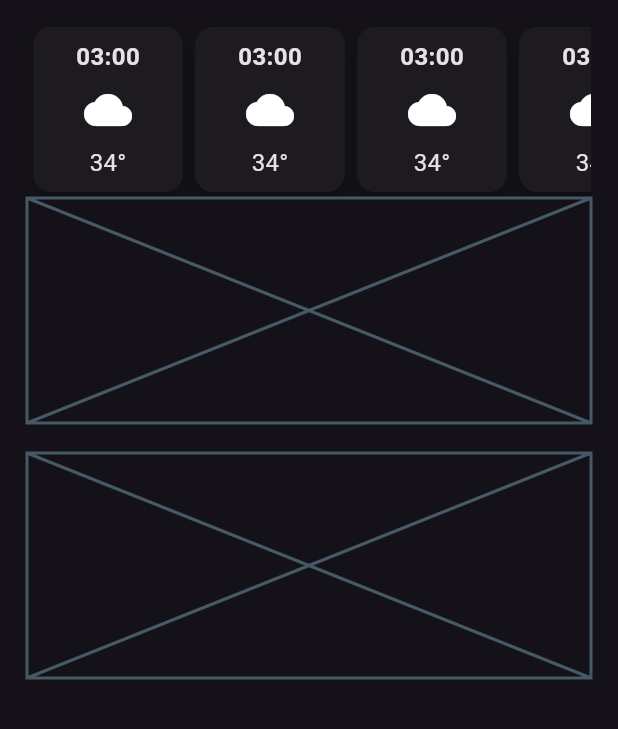
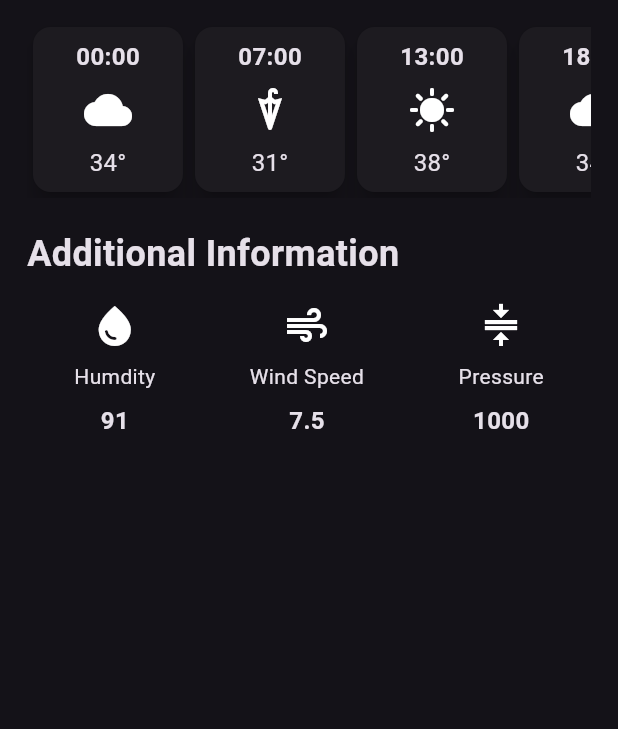
Before and after one commit to Saurabh0479/weather-app, a Flutter app: the screen it shows after launch, on a phone screen of 412 x 824 dp, the part 507-1236 px from its top. Run offline on Flutter 3.47's test engine with Material 3 defaults, Android fonts, the light colour scheme and no system bars.

Commit message:
fronted done

```diff
--- /dev/null
+++ b/lib/additional_info_item.dart
@@ -0,0 +1,35 @@
+import 'package:flutter/material.dart';
+
+class AdditionalInfoItem extends StatelessWidget {
+  final IconData icon;
+  final String label;
+  final String value;
+  const AdditionalInfoItem({
+    super.key,
+    required this.icon,
+    required this.label,
+    required this.value,
+  });
+
+  @override
+  Widget build(BuildContext context) {
+    return  Column(
+      children: [
+        Icon(
+         icon,
+            size: 32,
+          ),
+           const SizedBox(height: 8),
+          Text(label),
+           const SizedBox(height: 8),
+          Text(
+            value,
+            style: const TextStyle(
+              fontSize: 16,
+              fontWeight: FontWeight.bold,
+            ),
+          ),
+       ],
+     );
+  }
+}
--- /dev/null
+++ b/lib/hourly_forecast_item.dart
@@ -0,0 +1,50 @@
+import 'package:flutter/material.dart';
+
+class HourlforecastItem extends StatelessWidget {
+  final String time;
+  final IconData icon;
+  final String temperature;
+  const HourlforecastItem({
+    super.key,
+   required this.time,
+    required this.icon,
+     required this.temperature,
+     });
+
+  @override
+  Widget build(BuildContext context) {
+    return Card(
+                        elevation: 6,
+                        child: Container(
+                          width: 100,
+                          padding: const EdgeInsets.all(8.0),
+                          decoration: BoxDecoration(
+                            borderRadius: BorderRadius.circular(12),
+                          ),
+                          child: Column(
+                            children: [
+                               Text(
+                                 time,
+                                style: const TextStyle(
+                                  fontSize: 16,
+                                  fontWeight: FontWeight.bold,
+                                ),
+                              ),
+                               const SizedBox(height: 8),
+                              Icon(
+                               icon,
+                                size: 32,
+                              ),
+                               const SizedBox(height: 8),
+                              Text(
+                                temperature,
+                                style: TextStyle(
+                                  fontSize: 16,
+                                ),
+                              ),
+                            ],
+                          ),
+                        ),
+                      );
+  }
+}
--- a/lib/weather_screen.dart
+++ b/lib/weather_screen.dart
@@ -1,6 +1,8 @@
 import 'dart:ui';
 
 import 'package:flutter/material.dart';
+import 'package:weather_app/additional_info_item.dart';
+import 'package:weather_app/hourly_forecast_item.dart';
 
 class WeatherScreen extends StatelessWidget {
   const WeatherScreen({super.key});
@@ -88,67 +90,72 @@ class WeatherScreen extends StatelessWidget {
                  child: Row(
                   children: [
 
-                      HourlforecastItem(),
-                      HourlforecastItem(),
-                      HourlforecastItem(),
-                      HourlforecastItem(),
-                      HourlforecastItem(),
-                      HourlforecastItem(),
+                      HourlforecastItem(
+                        time: '00:00',
+                        icon: Icons.cloud,
+                        temperature: '34°',
+                      ),
+                      HourlforecastItem(
+                         time: '07:00',
+                        icon: Icons.umbrella,
+                        temperature: '31°',
+                      ),
+                      HourlforecastItem(
+                         time: '13:00',
+                        icon: Icons.sunny,
+                        temperature: '38°',
+                      ),
+                      HourlforecastItem(
+                         time: '18:00',
+                        icon: Icons.cloud,
+                        temperature: '34°',
+                      ),
+                      HourlforecastItem(
+                         time: '02:00',
+                        icon: Icons.umbrella,
+                        temperature: '32°',
+                      ),
+                      HourlforecastItem(
+                         time: '10:00',
+                        icon: Icons.cloud,
+                        temperature: '35°',
+                      ),
                    ],
                  ),
                ),
-            const Placeholder(
-              fallbackHeight: 150,
-            ),
             const SizedBox(height: 20),
-
-            const Placeholder(
-              fallbackHeight: 150,
-            ),
-          ],
+           //Additional Information
+           const Text(
+                'Additional Information',
+              style: TextStyle(
+              fontSize: 24,
+              fontWeight: FontWeight.bold,
+               ),
+              ),
+              const SizedBox(height: 15),
+             const Row(
+                mainAxisAlignment: MainAxisAlignment.spaceAround,
+                children: [
+                AdditionalInfoItem(
+                  icon: Icons.water_drop,
+                  label: 'Humdity',
+                  value: '91',
+                ),
+                AdditionalInfoItem(
+                  icon: Icons.air,
+                  label: 'Wind Speed',
+                  value: '7.5',
+                ),
+                AdditionalInfoItem(
+                  icon: Icons.compress,
+                  label: 'Pressure',
+                  value: '1000',
+                ),
+               ],
+              ),
+           ],
           ),
       ),
     );
   }
 }
-
-class HourlforecastItem extends StatelessWidget {
-  const HourlforecastItem({super.key});
-
-  @override
-  Widget build(BuildContext context) {
-    return Card(
-                        elevation: 6,
-                        child: Container(
-                          width: 100,
-                          padding: const EdgeInsets.all(8.0),
-                          decoration: BoxDecoration(
-                            borderRadius: BorderRadius.circular(12),
-                          ),
-                          child: Column(
-                            children: [
-                              Text(
-                                '03:00',
-                                style: TextStyle(
-                                  fontSize: 16,
-                                  fontWeight: FontWeight.bold,
-                                ),
-                              ),
-                              const SizedBox(height: 8),
-                              Icon(
-                                Icons.cloud,
-                                size: 32,
-                              ),
-                              const SizedBox(height: 8),
-                              Text(
-                                '34°',
-                                style: TextStyle(
-                                  fontSize: 16,
-                                ),
-                              ),
-                            ],
-                          ),
-                        ),
-                      );
-  }
-}
--- a/pubspec.yaml
+++ b/pubspec.yaml
@@ -30,6 +30,8 @@ environment:
 dependencies:
   flutter:
     sdk: flutter
+    http: ^1.6.0
+
 
   # The following adds the Cupertino Icons font to your application.
   # Use with the CupertinoIcons class for iOS style icons.
```
